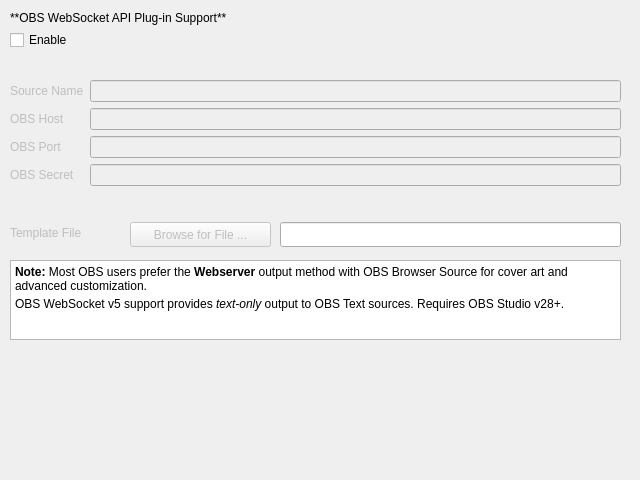
This is nowplaying/resources/ui/obsws.ui in whatsnowplaying/whats-now-playing as Qt 5 draws it before an edit. The edited form follows.
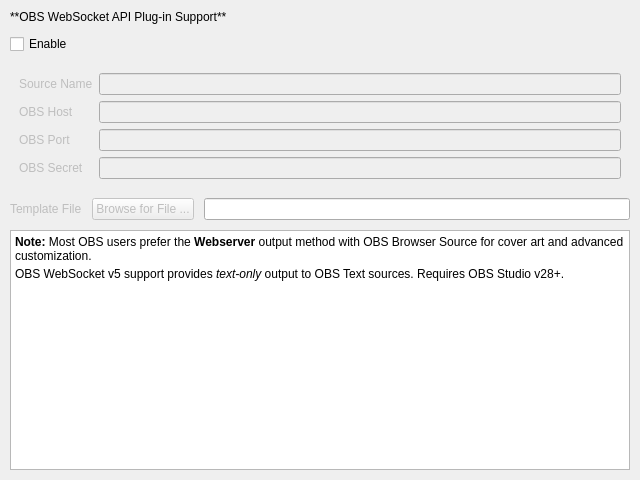
This is the edited form.

```diff
--- a/nowplaying/resources/ui/obsws.ui
+++ b/nowplaying/resources/ui/obsws.ui
@@ -19,15 +19,15 @@
   <property name="displayName" stdset="0">
    <string>OBS WebSocket</string>
   </property>
+  <layout class="QVBoxLayout" name="main_layout">
+   <property name="margin">
+    <number>10</number>
+   </property>
+   <property name="spacing">
+    <number>10</number>
+   </property>
+   <item>
   <widget class="QLabel" name="header_label">
-   <property name="geometry">
-    <rect>
-     <x>10</x>
-     <y>10</y>
-     <width>281</width>
-     <height>16</height>
-    </rect>
-   </property>
    <property name="text">
     <string>**OBS WebSocket API Plug-in Support**</string>
    </property>
@@ -35,53 +35,19 @@
     <enum>Qt::MarkdownText</enum>
    </property>
   </widget>
+   </item>
+   <item>
   <widget class="QCheckBox" name="enable_checkbox">
-   <property name="geometry">
-    <rect>
-     <x>10</x>
-     <y>30</y>
-     <width>86</width>
-     <height>20</height>
-    </rect>
-   </property>
    <property name="text">
     <string>Enable</string>
    </property>
   </widget>
-  <widget class="QTextBrowser" name="desc_textbrowser">
-   <property name="geometry">
-    <rect>
-     <x>10</x>
-     <y>260</y>
-     <width>611</width>
-     <height>80</height>
-    </rect>
-   </property>
-   <property name="html">
-    <string>&lt;!DOCTYPE HTML PUBLIC &quot;-//W3C//DTD HTML 4.0//EN&quot; &quot;http://www.w3.org/TR/REC-html40/strict.dtd&quot;&gt;
-&lt;html&gt;&lt;head&gt;&lt;meta name=&quot;qrichtext&quot; content=&quot;1&quot; /&gt;&lt;meta charset=&quot;utf-8&quot; /&gt;&lt;style type=&quot;text/css&quot;&gt;
-p, li { white-space: pre-wrap; }
-hr { height: 1px; border-width: 0; }
-li.unchecked::marker { content: &quot;\2610&quot;; }
-li.checked::marker { content: &quot;\2612&quot;; }
-&lt;/style&gt;&lt;/head&gt;&lt;body&gt;
-&lt;p style=&quot;margin-top:0px; margin-bottom:4px; margin-left:0px; margin-right:0px; -qt-block-indent:0; text-indent:0px&quot;&gt;&lt;span style=&quot;font-weight: 600&quot;&gt;Note:&lt;/span&gt; Most OBS users prefer the &lt;span style=&quot;font-weight: 600&quot;&gt;Webserver&lt;/span&gt; output method with OBS Browser Source for cover art and advanced customization.&lt;/p&gt;
-&lt;p style=&quot;margin-top:0px; margin-bottom:0px; margin-left:0px; margin-right:0px; -qt-block-indent:0; text-indent:0px&quot;&gt;OBS WebSocket v5 support provides &lt;span style=&quot;font-style: italic&quot;&gt;text-only&lt;/span&gt; output to OBS Text sources. Requires OBS Studio v28+.&lt;/p&gt;
-&lt;/body&gt;&lt;/html&gt;</string>
-   </property>
-  </widget>
-  <widget class="QWidget" name="formLayoutWidget">
-   <property name="geometry">
-    <rect>
-     <x>10</x>
-     <y>80</y>
-     <width>611</width>
-     <height>131</height>
-    </rect>
-   </property>
+   </item>
+   <item>
+    <widget class="QWidget" name="settings_form_widget" native="true">
    <layout class="QFormLayout" name="form_layout">
     <property name="fieldGrowthPolicy">
-     <enum>QFormLayout::ExpandingFieldsGrow</enum>
+       <enum>QFormLayout::AllNonFixedFieldsGrow</enum>
     </property>
     <property name="sizeConstraint">
      <enum>QLayout::SetDefaultConstraint</enum>
@@ -174,48 +140,57 @@
     </item>
    </layout>
   </widget>
+   </item>
+   <item>
+    <layout class="QHBoxLayout" name="template_layout">
+     <item>
   <widget class="QLabel" name="template_label">
    <property name="enabled">
     <bool>false</bool>
    </property>
-   <property name="geometry">
-    <rect>
-     <x>10</x>
-     <y>225</y>
-     <width>111</width>
-     <height>16</height>
-    </rect>
-   </property>
    <property name="text">
     <string>Template File</string>
    </property>
   </widget>
+     </item>
+     <item>
   <widget class="QPushButton" name="template_button">
    <property name="enabled">
     <bool>false</bool>
    </property>
-   <property name="geometry">
-    <rect>
-     <x>130</x>
-     <y>222</y>
-     <width>141</width>
-     <height>25</height>
-    </rect>
-   </property>
    <property name="text">
     <string>Browse for File ...</string>
    </property>
   </widget>
-  <widget class="QLineEdit" name="template_lineedit">
-   <property name="geometry">
-    <rect>
-     <x>280</x>
-     <y>222</y>
-     <width>341</width>
-     <height>25</height>
-    </rect>
-   </property>
-  </widget>
+     </item>
+     <item>
+      <widget class="QLineEdit" name="template_lineedit"/>
+     </item>
+    </layout>
+   </item>
+   <item>
+    <widget class="QTextBrowser" name="desc_textbrowser">
+     <property name="sizePolicy">
+      <sizepolicy hsizetype="Expanding" vsizetype="Expanding">
+       <horstretch>0</horstretch>
+       <verstretch>1</verstretch>
+      </sizepolicy>
+     </property>
+     <property name="html">
+      <string>&lt;!DOCTYPE HTML PUBLIC &quot;-//W3C//DTD HTML 4.0//EN&quot; &quot;http://www.w3.org/TR/REC-html40/strict.dtd&quot;&gt;
+&lt;html&gt;&lt;head&gt;&lt;meta name=&quot;qrichtext&quot; content=&quot;1&quot; /&gt;&lt;meta charset=&quot;utf-8&quot; /&gt;&lt;style type=&quot;text/css&quot;&gt;
+p, li { white-space: pre-wrap; }
+hr { height: 1px; border-width: 0; }
+li.unchecked::marker { content: &quot;\2610&quot;; }
+li.checked::marker { content: &quot;\2612&quot;; }
+&lt;/style&gt;&lt;/head&gt;&lt;body&gt;
+&lt;p style=&quot;margin-top:0px; margin-bottom:4px; margin-left:0px; margin-right:0px; -qt-block-indent:0; text-indent:0px&quot;&gt;&lt;span style=&quot;font-weight: 600&quot;&gt;Note:&lt;/span&gt; Most OBS users prefer the &lt;span style=&quot;font-weight: 600&quot;&gt;Webserver&lt;/span&gt; output method with OBS Browser Source for cover art and advanced customization.&lt;/p&gt;
+&lt;p style=&quot;margin-top:0px; margin-bottom:0px; margin-left:0px; margin-right:0px; -qt-block-indent:0; text-indent:0px&quot;&gt;OBS WebSocket v5 support provides &lt;span style=&quot;font-style: italic&quot;&gt;text-only&lt;/span&gt; output to OBS Text sources. Requires OBS Studio v28+.&lt;/p&gt;
+&lt;/body&gt;&lt;/html&gt;</string>
+     </property>
+    </widget>
+   </item>
+  </layout>
  </widget>
  <resources/>
  <connections>
```
Left out of the diff: 110 changed lines with no effect on the pictures. Lines whose indentation alone changed are shown as unchanged.
